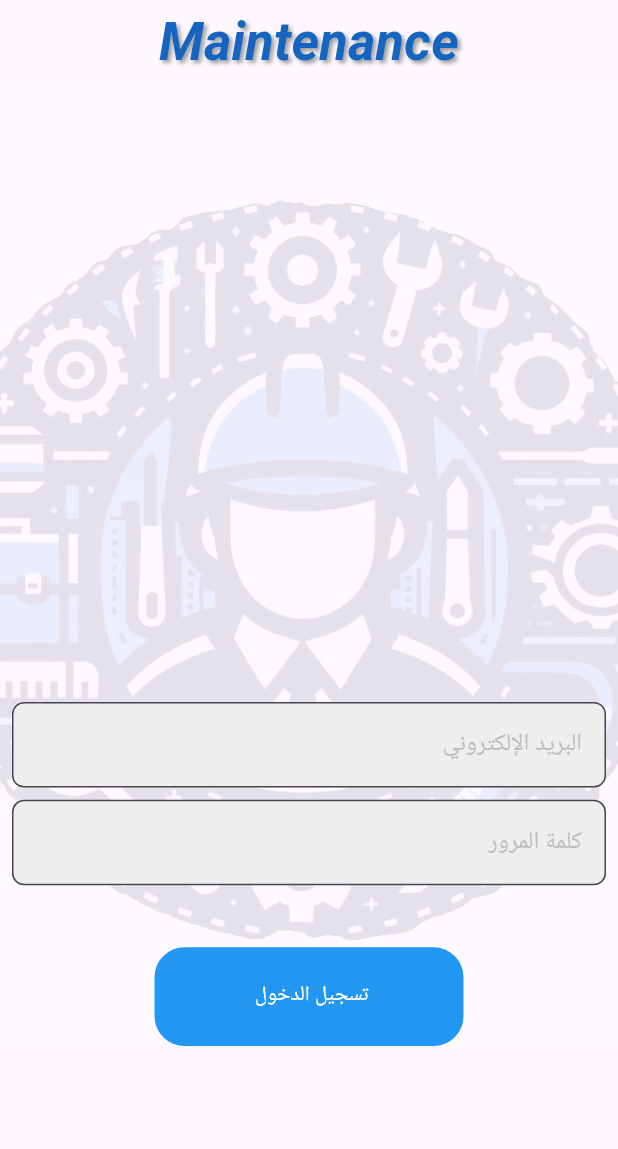
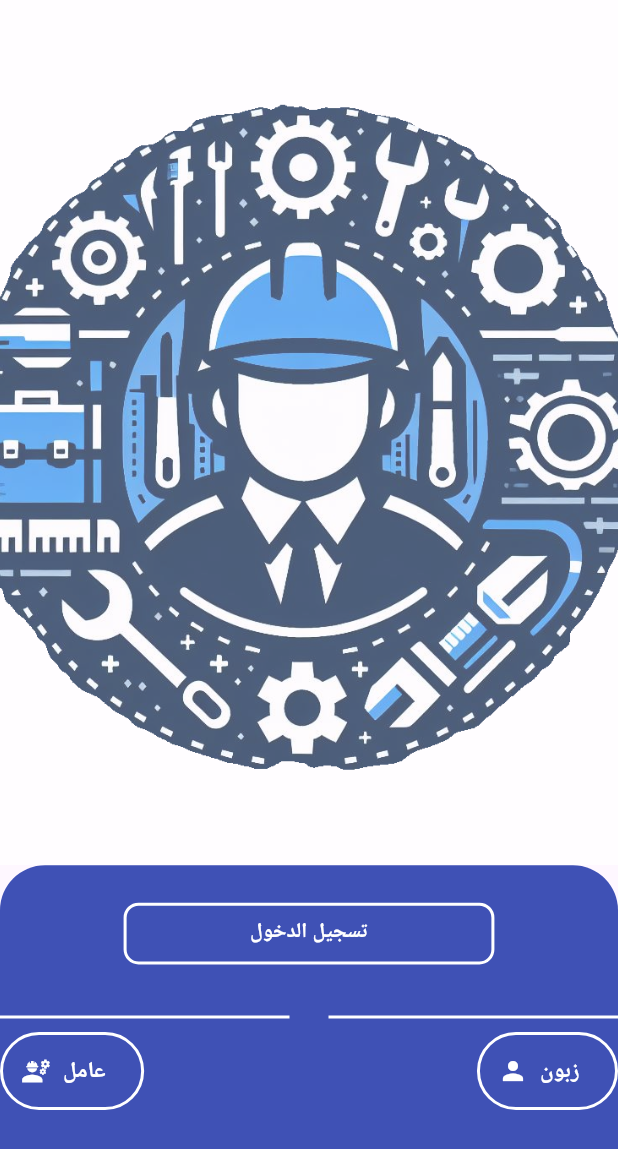
Before and after one commit to magd110/maintenance_app, a Flutter app: the screen it shows after launch, on a phone screen of 412 x 824 dp. Shown: the top 1149 px of the screen. Run offline on Flutter 3.47's test engine with Material 3 defaults, Android fonts, the light colour scheme and no system bars; our stand-ins replace bloc, cached_network_image, dartz, dio, dotted_border, equatable and 11 more; missing offline and left inert: day_picker; accounts and stored records are empty.

Commit message:
add user_type_selection_page

```diff
--- /dev/null
+++ b/lib/features/auth/presentation/views/user_type_selection_page.dart
@@ -0,0 +1,11 @@
+import 'package:flutter/material.dart';
+import 'package:maintenance_app1/features/auth/presentation/views/widgets/user_type_selection_page_body.dart';
+
+class UserTypeSelectionPage extends StatelessWidget {
+  const UserTypeSelectionPage({super.key});
+
+  @override
+  Widget build(BuildContext context) {
+    return const UserTypeSelectionPageBody();
+  }
+}
--- /dev/null
+++ b/lib/features/auth/presentation/views/widgets/text_button_icon.dart
@@ -0,0 +1,48 @@
+import 'package:flutter/material.dart';
+import 'package:maintenance_app1/features/auht_worker/presentation/views/login_for_worker.dart';
+import 'package:maintenance_app1/features/auth/presentation/views/login_page.dart';
+
+class TextButtonIcon extends StatelessWidget {
+  const TextButtonIcon({super.key, required this.iconData, required this.data});
+  final IconData iconData;
+  final String data;
+
+  @override
+  Widget build(BuildContext context) {
+    return Container(
+      decoration: BoxDecoration(
+        borderRadius: BorderRadius.circular(50),
+        border: Border.all(
+          color: Colors.white, // اللون المحدد هنا
+          width: 2.0, // عرض الحدود
+        ),
+      ),
+      child: TextButton.icon(
+          icon: Icon(
+            iconData,
+            color: Colors.white,
+            size: 20,
+          ),
+          onPressed: () {
+            if (data == "زبون  ") {
+              Navigator.of(context).push(
+                MaterialPageRoute(
+                  builder: (context) => const LoginPage(),
+                ),
+              );
+            } else {
+              Navigator.of(context).push(
+                MaterialPageRoute(
+                  builder: (context) => const LoginForWorkerPage(),
+                ),
+              );
+            }
+          },
+          label: Text(
+            data,
+            style: TextStyle(
+                color: Colors.white, fontWeight: FontWeight.bold, fontSize: 15),
+          )),
+    );
+  }
+}
--- /dev/null
+++ b/lib/features/auth/presentation/views/widgets/user_type_selection_page_body.dart
@@ -0,0 +1,97 @@
+import 'package:flutter/material.dart';
+import 'package:flutter/widgets.dart';
+import 'package:maintenance_app1/features/auth/presentation/views/widgets/text_button_icon.dart';
+
+class UserTypeSelectionPageBody extends StatelessWidget {
+  const UserTypeSelectionPageBody({super.key});
+
+  @override
+  Widget build(BuildContext context) {
+    final size = MediaQuery.of(context).size;
+    return Scaffold(
+      body: Column(
+        children: [
+          Expanded(
+            child: Container(
+              height: size.height * 0.7,
+              child: Container(
+                decoration: const BoxDecoration(
+                    image: DecorationImage(
+                  fit: BoxFit.cover,
+                  image: AssetImage(
+                    "images/x.png",
+                  ),
+                  opacity: 0.7,
+                )),
+              ),
+            ),
+          ),
+          Container(
+            height: size.height * 0.3,
+            width: size.width,
+            decoration: BoxDecoration(
+                color: Colors.indigo,
+                borderRadius: const BorderRadius.only(
+                    topLeft: Radius.elliptical(30, 30),
+                    topRight: Radius.elliptical(30, 30))),
+            child: Column(
+              children: [
+                Padding(
+                  padding: const EdgeInsets.all(25.0),
+                  child: Container(
+                    height: size.height * 0.05,
+                    width: size.width * 0.6,
+                    child: Center(
+                      child: Text(
+                        "تسجيل الدخول",
+                        style: TextStyle(
+                            color: Colors.white, fontWeight: FontWeight.bold),
+                      ),
+                    ),
+                    decoration: BoxDecoration(
+                      borderRadius: BorderRadius.circular(10),
+                      border: Border.all(
+                        color: Colors.white, // اللون المحدد هنا
+                        width: 2.0, // عرض الحدود
+                      ),
+                    ),
+                  ),
+                ),
+                IntrinsicHeight(
+                  child: Row(
+                    mainAxisAlignment: MainAxisAlignment.spaceEvenly,
+                    crossAxisAlignment: CrossAxisAlignment.center,
+                    children: [
+                      Expanded(
+                        child: Container(
+                          decoration: BoxDecoration(color: Colors.white),
+                          height: 2,
+                        ),
+                      ),
+                      Text(
+                        "       ",
+                      ),
+                      Expanded(
+                        child: Container(
+                          decoration: BoxDecoration(color: Colors.white),
+                          height: 2,
+                        ),
+                      ),
+                    ],
+                  ),
+                ),
+                Row(
+                  mainAxisAlignment: MainAxisAlignment.spaceBetween,
+                  children: [
+                    TextButtonIcon(iconData: Icons.engineering, data: "عامل  "),
+                    TextButtonIcon(iconData: Icons.person, data: "زبون  "),
+                  ],
+                )
+              ],
+            ),
+          ),
+        ],
+      ),
+    );
+  }
+}
--- a/lib/main.dart
+++ b/lib/main.dart
@@ -8,6 +8,7 @@ import 'package:maintenance_app1/core/utils/service_locator.dart';
 import 'package:maintenance_app1/core/utils/shared_preference_store.dart';
 import 'package:maintenance_app1/features/auht_worker/presentation/views/login_for_worker.dart';
 import 'package:maintenance_app1/features/auth/presentation/views/login_page.dart';
+import 'package:maintenance_app1/features/auth/presentation/views/user_type_selection_page.dart';
 import 'package:maintenance_app1/features/home_page_for_customer/presentation/views/home_page_for_customer.dart';
 import 'package:maintenance_app1/firebase_options.dart';
 
@@ -38,7 +39,8 @@ class MyApp extends StatelessWidget {
   Widget build(BuildContext context) {
     return const MaterialApp(
       debugShowCheckedModeBanner: false,
-      home: LoginForWorkerPage(),
+      home:UserTypeSelectionPage(),
+      // LoginForWorkerPage(),
     );
   }
 }
```
